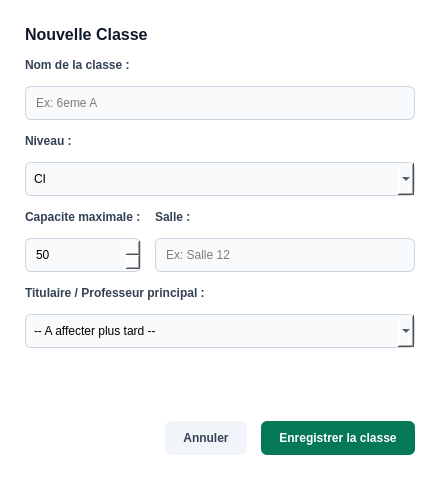
The window that ui/ui_files/classes/classe_dialog.ui (laudesmassamba1-ai/Logiciel-de-gestion-scolaire) describes before a commit, drawn with Qt 5.
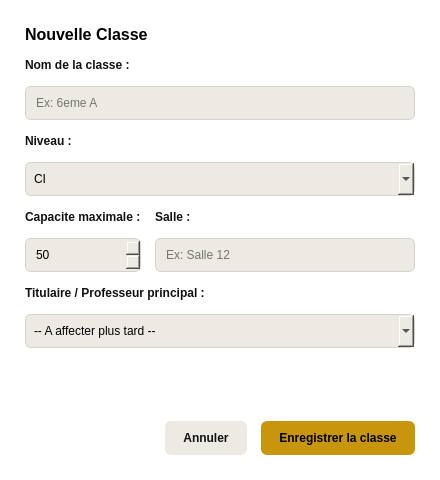
The same window after the commit.

Diff of the .ui file:
```diff
--- a/ui/ui_files/classes/classe_dialog.ui
+++ b/ui/ui_files/classes/classe_dialog.ui
@@ -15,12 +15,12 @@
   </property>
   <property name="styleSheet">
    <string>
-    QDialog { background-color: #ffffff; font-family: 'Segoe UI', sans-serif; }
+    QDialog { background-color: #FFFFFF; font-family: 'Segoe UI', sans-serif; }
     QLineEdit, QComboBox, QSpinBox {
-        border: 1px solid #cbd5e1;
+        border: 1px solid #D5D2CB;
         border-radius: 6px;
         padding: 8px;
-        background-color: #f8fafc;
+        background-color: #EDEAE4;
     }
     QLineEdit:focus, QComboBox:focus, QSpinBox:focus {
         border: 1px solid #047857;
@@ -48,7 +48,7 @@
    <item>
     <widget class="QLabel" name="lbl_dialog_title">
      <property name="styleSheet">
-      <string>color: #0f172a; font-size: 16px; font-weight: bold;</string>
+      <string>color: #000000; font-size: 16px; font-weight: bold;</string>
      </property>
      <property name="text">
       <string>Nouvelle Classe</string>
@@ -59,7 +59,7 @@
    <item>
     <widget class="QLabel" name="lbl_field1">
      <property name="styleSheet">
-      <string>color: #334155; font-weight: bold; font-size: 12px;</string>
+      <string>color: #111111; font-weight: bold; font-size: 12px;</string>
      </property>
      <property name="text">
       <string>Nom de la classe :</string>
@@ -77,7 +77,7 @@
    <item>
     <widget class="QLabel" name="lbl_field2">
      <property name="styleSheet">
-      <string>color: #334155; font-weight: bold; font-size: 12px;</string>
+      <string>color: #111111; font-weight: bold; font-size: 12px;</string>
      </property>
      <property name="text">
       <string>Niveau :</string>
@@ -164,7 +164,7 @@
        <item>
         <widget class="QLabel" name="lbl_field3">
          <property name="styleSheet">
-          <string>color: #334155; font-weight: bold; font-size: 12px;</string>
+          <string>color: #111111; font-weight: bold; font-size: 12px;</string>
          </property>
          <property name="text">
           <string>Capacite maximale :</string>
@@ -191,7 +191,7 @@
        <item>
         <widget class="QLabel" name="lbl_field4">
          <property name="styleSheet">
-          <string>color: #334155; font-weight: bold; font-size: 12px;</string>
+          <string>color: #111111; font-weight: bold; font-size: 12px;</string>
          </property>
          <property name="text">
           <string>Salle :</string>
@@ -213,7 +213,7 @@
    <item>
     <widget class="QLabel" name="lbl_field5">
      <property name="styleSheet">
-      <string>color: #334155; font-weight: bold; font-size: 12px;</string>
+      <string>color: #111111; font-weight: bold; font-size: 12px;</string>
      </property>
      <property name="text">
       <string>Titulaire / Professeur principal :</string>
@@ -262,7 +262,7 @@
      <item>
       <widget class="QPushButton" name="btn_cancel">
        <property name="styleSheet">
-        <string>background-color: #f1f5f9; color: #334155; border: none; border-radius: 6px; padding: 10px 18px; font-weight: bold;</string>
+        <string>background-color: #EDEAE4; color: #111111; border: none; border-radius: 6px; padding: 10px 18px; font-weight: bold;</string>
        </property>
        <property name="text">
         <string>Annuler</string>
@@ -275,7 +275,7 @@
         <cursorShape>PointingHandCursor</cursorShape>
        </property>
        <property name="styleSheet">
-        <string>background-color: #047857; color: white; border: none; border-radius: 6px; padding: 10px 18px; font-weight: bold;</string>
+        <string>background-color: #C8960C; color: #000000; border: none; border-radius: 6px; padding: 10px 18px; font-weight: bold;</string>
        </property>
        <property name="text">
         <string>Enregistrer la classe</string>
```
Left out of the diff: 4 changed lines with no effect on the pictures.
